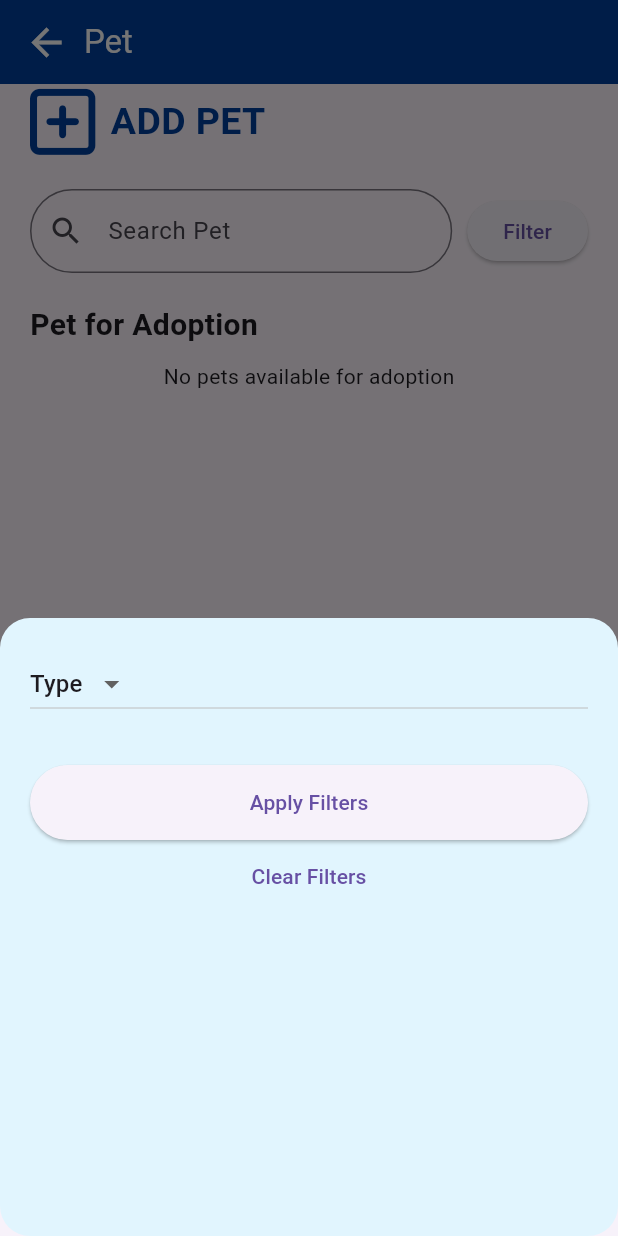
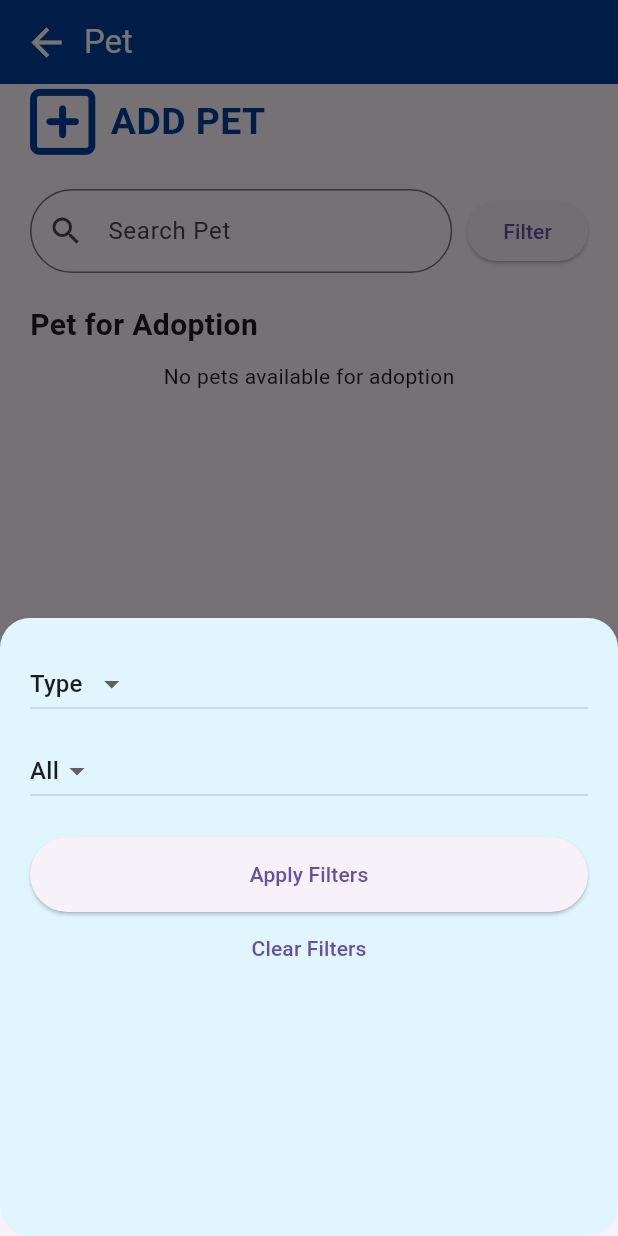
Before and after one commit to xxiimcha/geopaws, a Flutter app: the MainAppwidget screen opened directly, item 2 of the bottom bar chosen, after a tap on "Filter", on a phone screen of 412 x 824 dp. Run offline on Flutter 3.47's test engine with Material 3 defaults, Android fonts, the phone set to English and light mode, and no system bars; our stand-ins replace carousel_slider, chat_bubbles, cloud_firestore, firebase_auth, firebase_core, firebase_storage and 3 more; accounts and stored records are empty.

Commit message:
Updated search filtering

```diff
--- a/lib/adminbottom.dart
+++ b/lib/adminbottom.dart
@@ -43,7 +43,6 @@ class MainAppwidgetfooter extends State<MainAppwidget> {
     AdminWelcomePage(),
     AdminPetPage(),
     MessagesPage(),
-    AdminProfilePage(),
     AdminFeedbackPage()
   ];
 
@@ -140,13 +139,6 @@ class MainAppwidgetfooter extends State<MainAppwidget> {
                 label: 'Chat',
               ),
               BottomNavigationBarItem(
-                icon: Icon(
-                  Icons.person,
-                  size: 25,
-                ),
-                label: 'Profile',
-              ),
-              BottomNavigationBarItem(
                 icon: FaIcon(
                   FontAwesomeIcons.commentDots,
                   size: 25,
--- a/lib/pet.dart
+++ b/lib/pet.dart
@@ -21,8 +21,11 @@ class _AdminPetPage extends State<AdminPetPage> {
   final searchController = TextEditingController();
   String searchQuery = "";
   String selectedFilter = "Type"; // Default filter
-  String selectedOption = ""; // Selected option for the secondary dropdown
-  List<String> filterOptions = []; // List of options for the selected filter
+  String selectedOption = "All"; // Default option for the secondary dropdown
+  List<String> filterOptions = ["All"]; // List of options for the selected filter
+
+  String appliedFilter = "Type"; // Applied filter
+  String appliedOption = "All"; // Applied option
 
   @override
   void initState() {
@@ -35,23 +38,33 @@ class _AdminPetPage extends State<AdminPetPage> {
     final snapshot = await FirebaseFirestore.instance.collection('pet').get();
     final options = snapshot.docs
         .map((doc) => doc.data()[filterField].toString())
-        .toSet()
+        .toSet() // Convert to set to remove duplicates
         .toList();
     setState(() {
-      filterOptions = options;
-      selectedOption = filterOptions.contains(selectedOption) ? selectedOption : (options.isNotEmpty ? options[0] : "");
+      filterOptions = ["All", ...options];
+      selectedOption = filterOptions.contains(selectedOption) ? selectedOption : "All";
     });
   }
 
   void clearFilters() {
     setState(() {
       selectedFilter = "Type";
-      selectedOption = "";
-      filterOptions = [];
+      selectedOption = "All";
+      filterOptions = ["All"];
       searchController.clear();
       searchQuery = "";
+      appliedFilter = "Type";
+      appliedOption = "All";
       fetchFilterOptions();
     });
+  }
+
+  void applyFilters() {
+    setState(() {
+      appliedFilter = selectedFilter;
+      appliedOption = selectedOption;
+    });
+    Navigator.pop(context);
   }
 
   void showFilterModal(BuildContext context) {
@@ -93,7 +106,7 @@ class _AdminPetPage extends State<AdminPetPage> {
                     const SizedBox(height: 10),
                     if (filterOptions.isNotEmpty)
                       DropdownButton<String>(
-                        value: selectedOption.isNotEmpty ? selectedOption : null,
+                        value: filterOptions.contains(selectedOption) ? selectedOption : filterOptions[0],
                         items: filterOptions.map((String option) {
                           return DropdownMenuItem<String>(
                             value: option,
@@ -108,9 +121,7 @@ class _AdminPetPage extends State<AdminPetPage> {
                       ),
                     const SizedBox(height: 20),
                     ElevatedButton(
-                      onPressed: () {
-                        Navigator.pop(context);
-                      },
+                      onPressed: applyFilters,
                       child: const Text('Apply Filters'),
                       style: ElevatedButton.styleFrom(
                         padding: const EdgeInsets.symmetric(vertical: 15),
@@ -258,10 +269,15 @@ class _AdminPetPage extends State<AdminPetPage> {
 
                     final filteredData = alldata.where((doc) {
                       final data = doc.data() as Map<String, dynamic>;
-                      final fieldValue = (data[selectedFilter.toLowerCase()] ?? '')
-                          .toString()
-                          .toLowerCase();
-                      return fieldValue.contains(selectedOption.toLowerCase());
+                      final matchesFilter = appliedOption == "All" ||
+                          (data[appliedFilter.toLowerCase()] ?? '')
+                              .toString()
+                              .toLowerCase()
+                              .contains(appliedOption.toLowerCase());
+                      final matchesSearch = searchQuery.isEmpty ||
+                          (data['type'] ?? '').toString().toLowerCase().contains(searchQuery) ||
+                          (data['breed'] ?? '').toString().toLowerCase().contains(searchQuery);
+                      return matchesFilter && matchesSearch;
                     }).toList();
 
                     return ListView.builder(
```
Also changed, not shown: lib/pet2.dart (+130 -6 lines).
